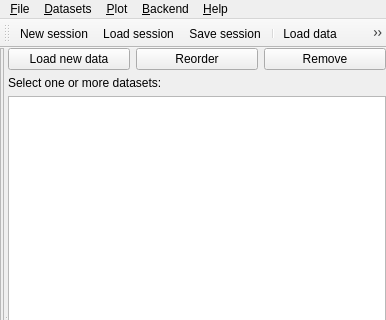
McStasMcXtrace/ufit, file ufit/gui/main.ui: the form before one commit; both pictures show x 0 to 386 and y 0 to 320 of the 386 by 600 pixel window.
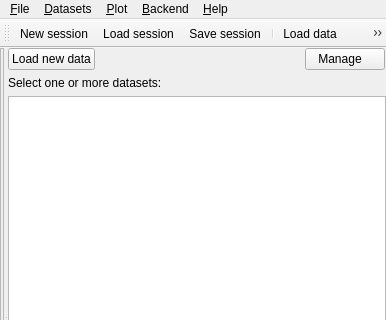
The form after the commit. Icons and pictures are not drawn. Custom widgets are drawn as their Qt base class.

Commit message:
big refactoring: add a session class and items that are independent of the QWidgets
also add grouping of items

Diff of the .ui file:
```diff
--- a/ufit/gui/main.ui
+++ b/ufit/gui/main.ui
@@ -53,20 +53,22 @@
            </widget>
           </item>
           <item>
-           <widget class="QPushButton" name="reorderBtn">
-            <property name="text">
-             <string>Reorder</string>
+           <spacer name="horizontalSpacer">
+            <property name="orientation">
+             <enum>Qt::Horizontal</enum>
             </property>
-            <property name="icon">
-             <iconset resource="../../resource/gui.qrc">
-              <normaloff>:/arrow-switch.png</normaloff>:/arrow-switch.png</iconset>
+            <property name="sizeHint" stdset="0">
+             <size>
+              <width>0</width>
+              <height>20</height>
+             </size>
             </property>
-           </widget>
+           </spacer>
           </item>
           <item>
            <widget class="QPushButton" name="removeBtn">
             <property name="text">
-             <string>Remove</string>
+             <string>Manage   </string>
             </property>
             <property name="icon">
              <iconset resource="../../resource/gui.qrc">
@@ -74,6 +76,22 @@
             </property>
            </widget>
           </item>
+          <item>
+           <spacer name="horizontalSpacer_2">
+            <property name="orientation">
+             <enum>Qt::Horizontal</enum>
+            </property>
+            <property name="sizeType">
+             <enum>QSizePolicy::Fixed</enum>
+            </property>
+            <property name="sizeHint" stdset="0">
+             <size>
+              <width>1</width>
+              <height>20</height>
+             </size>
+            </property>
+           </spacer>
+          </item>
          </layout>
         </item>
         <item>
```
Left out of the diff: 28 changed lines with no effect on the pictures. The commit also changes 19 other files.
